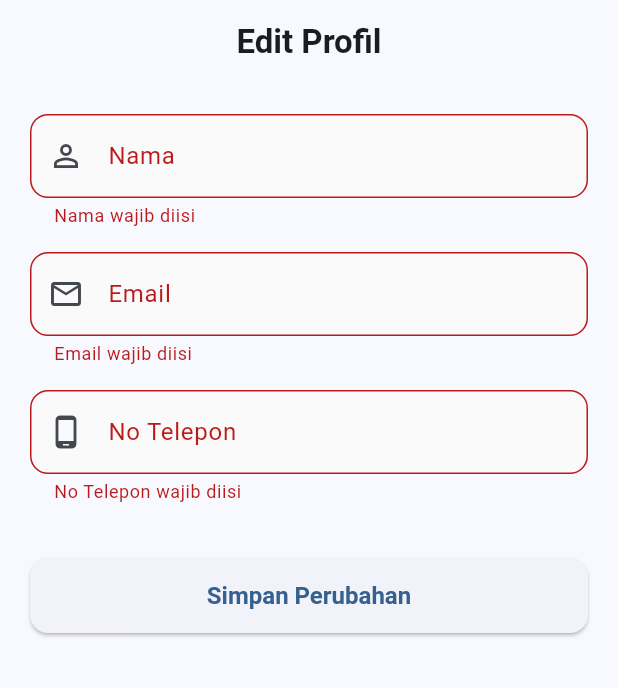
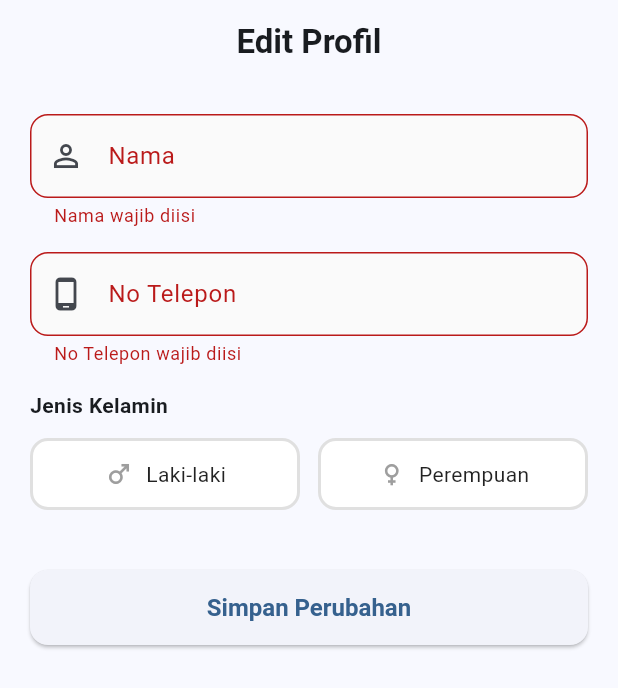
Before and after one commit to Pacifista00/flutter_warungnya_warga_net, a Flutter app: the EditProfilePage screen opened by its route, after a tap on "Simpan Perubahan", on a phone screen of 412 x 824 dp. Shown: the top 688 px of the screen. Run offline on Flutter 3.47's test engine with Material 3 defaults, Android fonts, the phone set to English and light mode, and no system bars; our stand-ins replace dio, flutter_image_compress, flutter_riverpod, flutter_secure_storage, flutter_svg, go_router and 4 more; accounts and stored records are empty.

Commit message:
fix: revise edit profile page to include name, phone, and gender

```diff
--- a/lib/features/profile/presentation/edit_profile_page.dart
+++ b/lib/features/profile/presentation/edit_profile_page.dart
@@ -14,9 +14,9 @@ class _EditProfilePageState extends ConsumerState<EditProfilePage> {
   final _formKey = GlobalKey<FormState>();
 
   late TextEditingController nameController;
-  late TextEditingController emailController;
   late TextEditingController phoneController;
 
+  String? gender; // male / female
   bool loading = false;
 
   @override
@@ -26,14 +26,13 @@ class _EditProfilePageState extends ConsumerState<EditProfilePage> {
     final user = authState.user ?? {};
 
     nameController = TextEditingController(text: user['name'] ?? '');
-    emailController = TextEditingController(text: user['email'] ?? '');
     phoneController = TextEditingController(text: user['phone'] ?? '');
+    gender = user['gender']; // ambil gender dari user jika ada
   }
 
   @override
   void dispose() {
     nameController.dispose();
-    emailController.dispose();
     phoneController.dispose();
     super.dispose();
   }
@@ -41,16 +40,22 @@ class _EditProfilePageState extends ConsumerState<EditProfilePage> {
   Future<void> submit() async {
     if (!_formKey.currentState!.validate()) return;
 
+    if (gender == null) {
+      ScaffoldMessenger.of(
+        context,
+      ).showSnackBar(const SnackBar(content: Text("Gender wajib dipilih")));
+      return;
+    }
+
     setState(() => loading = true);
 
     final data = {
       "name": nameController.text,
-      "email": emailController.text,
       "phone": phoneController.text,
+      "gender": gender,
     };
 
     try {
-      // update user via authProvider
       await ref.read(authProvider.notifier).updateProfile(data);
 
       if (mounted) {
@@ -60,8 +65,7 @@ class _EditProfilePageState extends ConsumerState<EditProfilePage> {
             behavior: SnackBarBehavior.floating,
           ),
         );
-
-        context.pop(true); // kembali ke halaman sebelumnya
+        context.pop(true);
       }
     } catch (e) {
       if (mounted) {
@@ -101,6 +105,70 @@ class _EditProfilePageState extends ConsumerState<EditProfilePage> {
     );
   }
 
+  Widget _buildGenderToggle() {
+    return Padding(
+      padding: const EdgeInsets.only(bottom: 20),
+      child: Column(
+        // Menggunakan Column agar label ada di atas (lebih rapi di mobile)
+        crossAxisAlignment: CrossAxisAlignment.start,
+        children: [
+          const Text(
+            "Jenis Kelamin",
+            style: TextStyle(fontWeight: FontWeight.bold, fontSize: 14),
+          ),
+          const SizedBox(height: 12),
+          Row(
+            children: [
+              _genderOption("Laki-laki", "male", Icons.male),
+              const SizedBox(width: 12),
+              _genderOption("Perempuan", "female", Icons.female),
+            ],
+          ),
+        ],
+      ),
+    );
+  }
+
+  Widget _genderOption(String label, String value, IconData icon) {
+    final isSelected = gender == value;
+
+    return Expanded(
+      child: GestureDetector(
+        onTap: () => setState(() => gender = value),
+        child: AnimatedContainer(
+          duration: const Duration(milliseconds: 200),
+          padding: const EdgeInsets.symmetric(vertical: 12),
+          decoration: BoxDecoration(
+            color: isSelected ? Colors.blue.withOpacity(0.1) : Colors.white,
+            borderRadius: BorderRadius.circular(12),
+            border: Border.all(
+              color: isSelected ? Colors.blue : Colors.grey.shade300,
+              width: 2,
+            ),
+          ),
+          child: Row(
+            mainAxisAlignment: MainAxisAlignment.center,
+            children: [
+              Icon(
+                icon,
+                size: 20,
+                color: isSelected ? Colors.blue : Colors.grey,
+              ),
+              const SizedBox(width: 8),
+              Text(
+                label,
+                style: TextStyle(
+                  fontWeight: isSelected ? FontWeight.bold : FontWeight.normal,
+                  color: isSelected ? Colors.blue : Colors.black87,
+                ),
+              ),
+            ],
+          ),
+        ),
+      ),
+    );
+  }
+
   @override
   Widget build(BuildContext context) {
     return Scaffold(
@@ -123,17 +191,12 @@ class _EditProfilePageState extends ConsumerState<EditProfilePage> {
                 prefixIcon: Icons.person_outline,
               ),
               _buildTextField(
-                label: "Email",
-                controller: emailController,
-                keyboardType: TextInputType.emailAddress,
-                prefixIcon: Icons.email_outlined,
-              ),
-              _buildTextField(
                 label: "No Telepon",
                 controller: phoneController,
                 keyboardType: TextInputType.phone,
                 prefixIcon: Icons.phone_android_outlined,
               ),
+              _buildGenderToggle(),
               const SizedBox(height: 20),
               SizedBox(
                 width: double.infinity,
```
